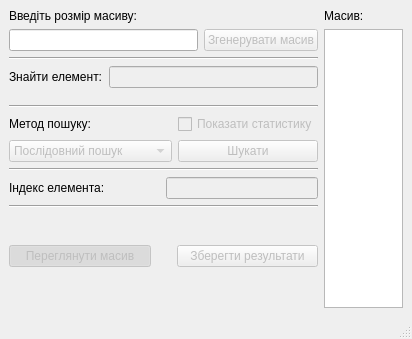
This is mainwindow.ui in NazarKharchuk/SearchInMassive as Qt 5 draws it before an edit. The edited form follows.
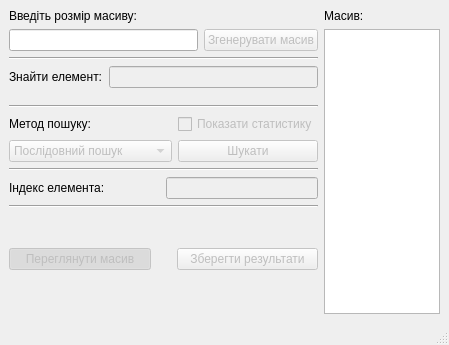
This is the edited form.

The edit to the form file:
```diff
--- a/mainwindow.ui
+++ b/mainwindow.ui
@@ -6,8 +6,8 @@
    <rect>
     <x>0</x>
     <y>0</y>
-    <width>412</width>
-    <height>339</height>
+    <width>449</width>
+    <height>345</height>
    </rect>
   </property>
   <property name="windowTitle">
```
Left out of the diff: 5 changed lines with no effect on the pictures.
